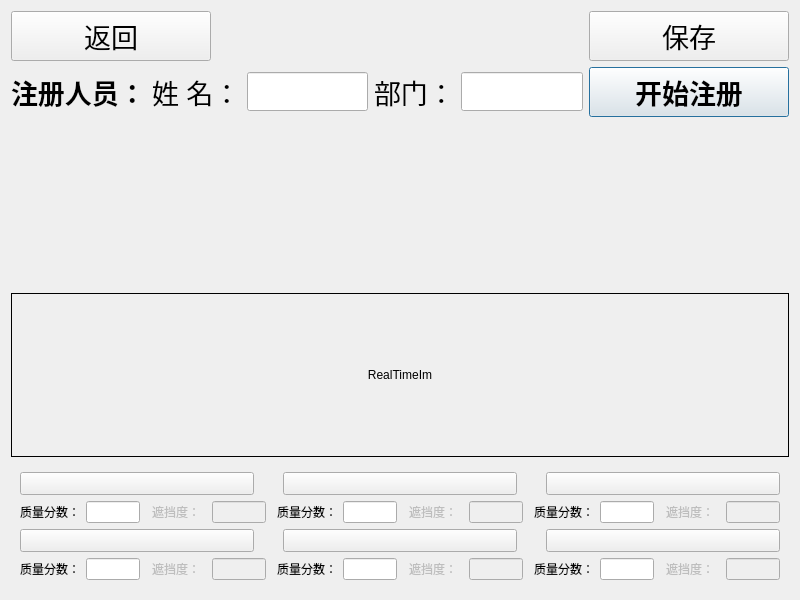
The window that tx2_iris/enroll.ui (iuytr09/tx2_iris) describes before a commit, drawn with Qt 5.
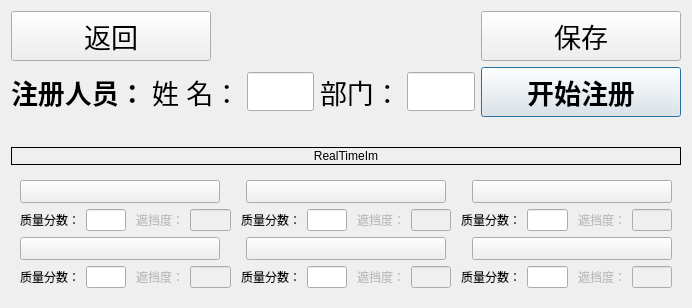
The same window after the commit. Icons and pictures are not drawn.

What changed in the file:
```diff
--- a/tx2_iris/enroll.ui
+++ b/tx2_iris/enroll.ui
@@ -6,8 +6,8 @@
    <rect>
     <x>0</x>
     <y>0</y>
-    <width>800</width>
-    <height>600</height>
+    <width>692</width>
+    <height>308</height>
    </rect>
   </property>
   <property name="windowTitle">
```
